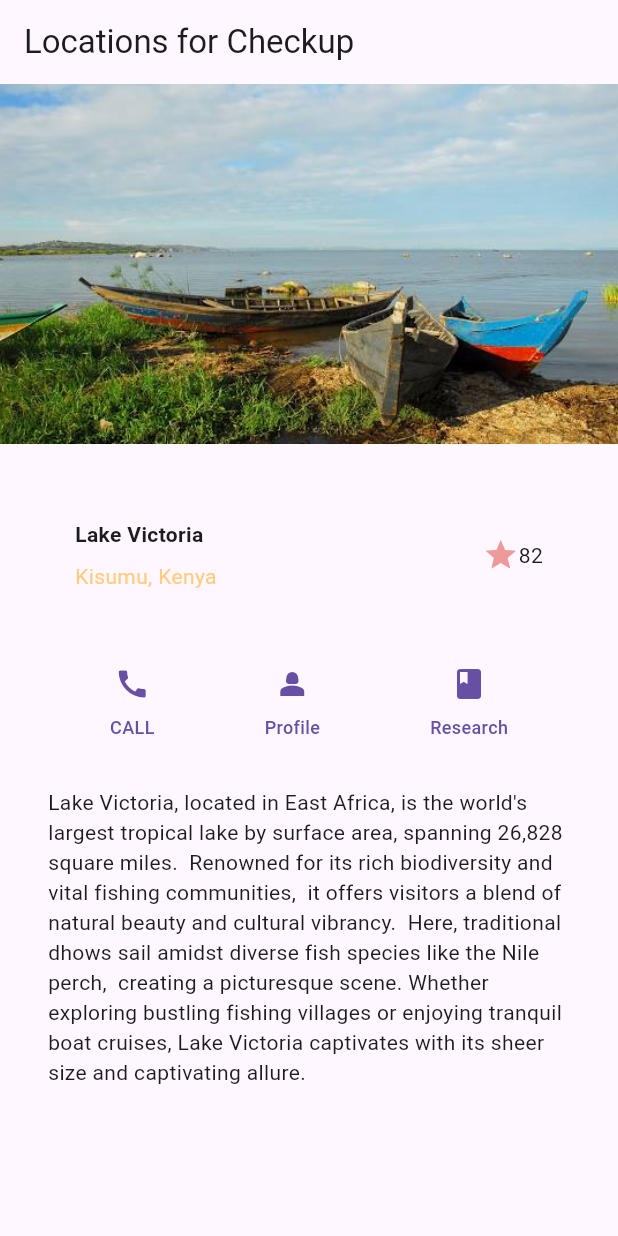
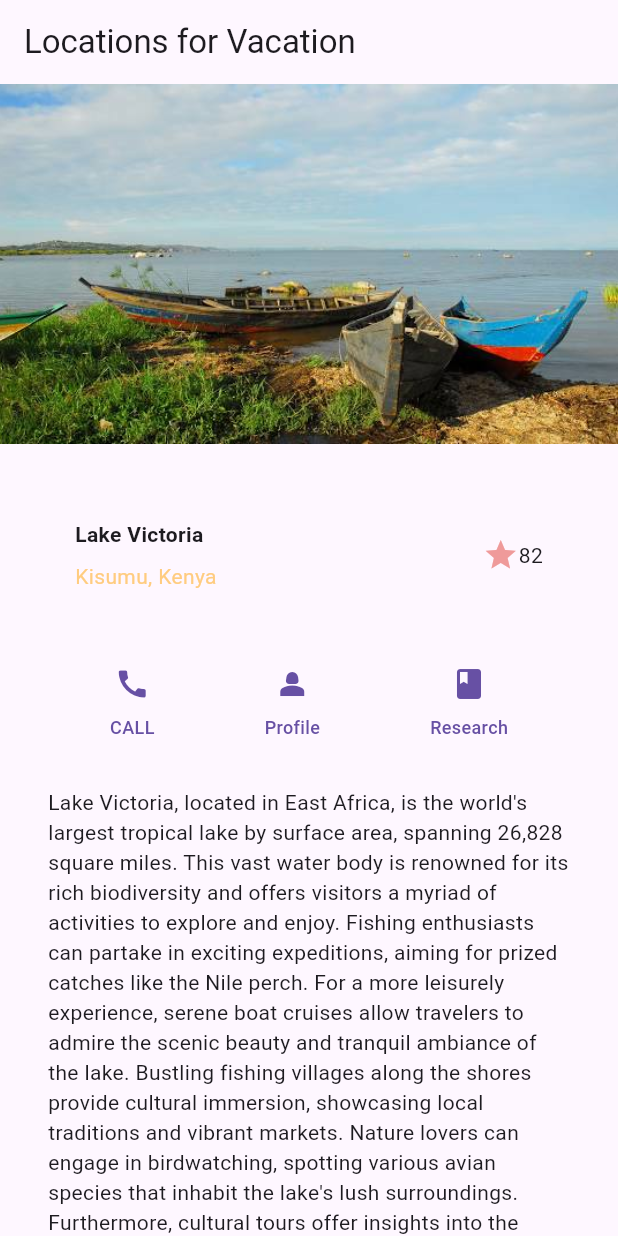
Before and after one commit to jookllo/jobboard, a Flutter app: the screen it shows after launch, on a phone screen of 412 x 824 dp. Run offline on Flutter 3.47's test engine with Material 3 defaults, Android fonts, the phone set to English and light mode, and no system bars.

Commit message:
Updated the description again.

```diff
--- a/lib/main.dart
+++ b/lib/main.dart
@@ -7,7 +7,7 @@ class MyApp extends StatelessWidget {
 
   @override
   Widget build(BuildContext context) {
-    const String appTitle = 'Locations for Checkup';
+    const String appTitle = 'Locations for Vacation';
     return MaterialApp(
       title: appTitle,
       home: Scaffold(
@@ -25,13 +25,14 @@ class MyApp extends StatelessWidget {
               ButtonSection(),
               TextSection(
                   description:
-                      'Lake Victoria, located in East Africa, is the world\'s '
-                      ' largest tropical lake by surface area, spanning 26,828 square miles. '
-                      ' Renowned for its rich biodiversity and vital fishing communities, '
-                      ' it offers visitors a blend of natural beauty and cultural vibrancy. '
-                      ' Here, traditional dhows sail amidst diverse fish species like the Nile perch, '
-                      ' creating a picturesque scene. Whether exploring bustling fishing villages or enjoying tranquil boat cruises,'
-                      ' Lake Victoria captivates with its sheer size and captivating allure. '
+                      'Lake Victoria, located in East Africa, is the world\'s largest tropical lake by surface area, spanning 26,828 square miles. '
+                      'This vast water body is renowned for its rich biodiversity and offers visitors a myriad of activities to explore and enjoy. '
+                      'Fishing enthusiasts can partake in exciting expeditions, aiming for prized catches like the Nile perch. '
+                      'For a more leisurely experience, serene boat cruises allow travelers to admire the scenic beauty and tranquil ambiance of the lake. '
+                      'Bustling fishing villages along the shores provide cultural immersion, showcasing local traditions and vibrant markets. '
+                      'Nature lovers can engage in birdwatching, spotting various avian species that inhabit the lake\'s lush surroundings. '
+                      'Furthermore, cultural tours offer insights into the region\'s heritage, allowing visitors to connect with local communities and traditions. '
+                      'In essence, Lake Victoria captivates with its natural splendor and diverse array of experiences, making it a must-visit destination for travelers.'
                       ),
             ],
           ),
```
